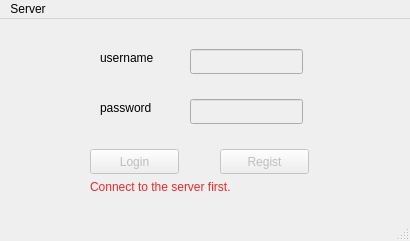
Old version of the form Client/QChatClient/login_window.ui in the repository billsjchw/ChatRoom.
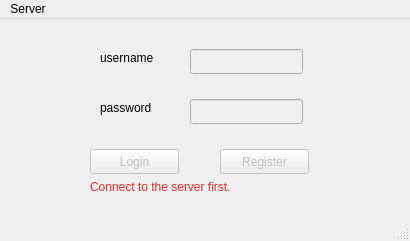
New version of the form.

The edit to the form file:
```diff
--- a/Client/QChatClient/login_window.ui
+++ b/Client/QChatClient/login_window.ui
@@ -56,7 +56,7 @@
      </rect>
     </property>
     <property name="text">
-     <string>Regist</string>
+     <string>Register</string>
     </property>
    </widget>
    <widget class="QLabel" name="label_2">
```
